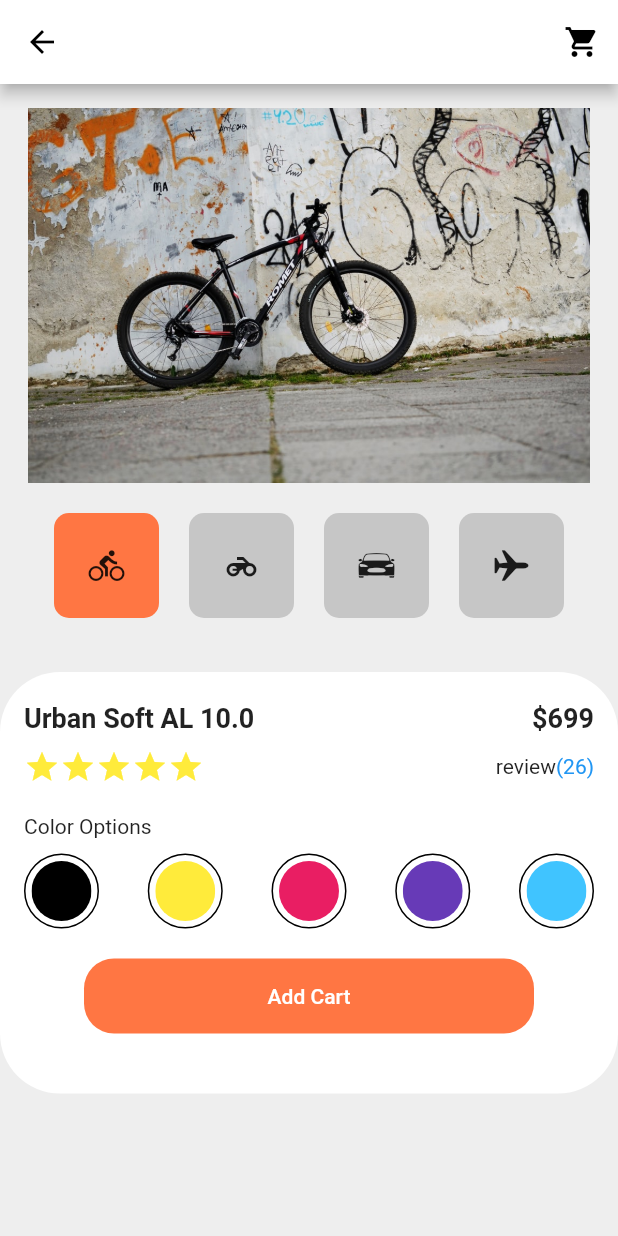
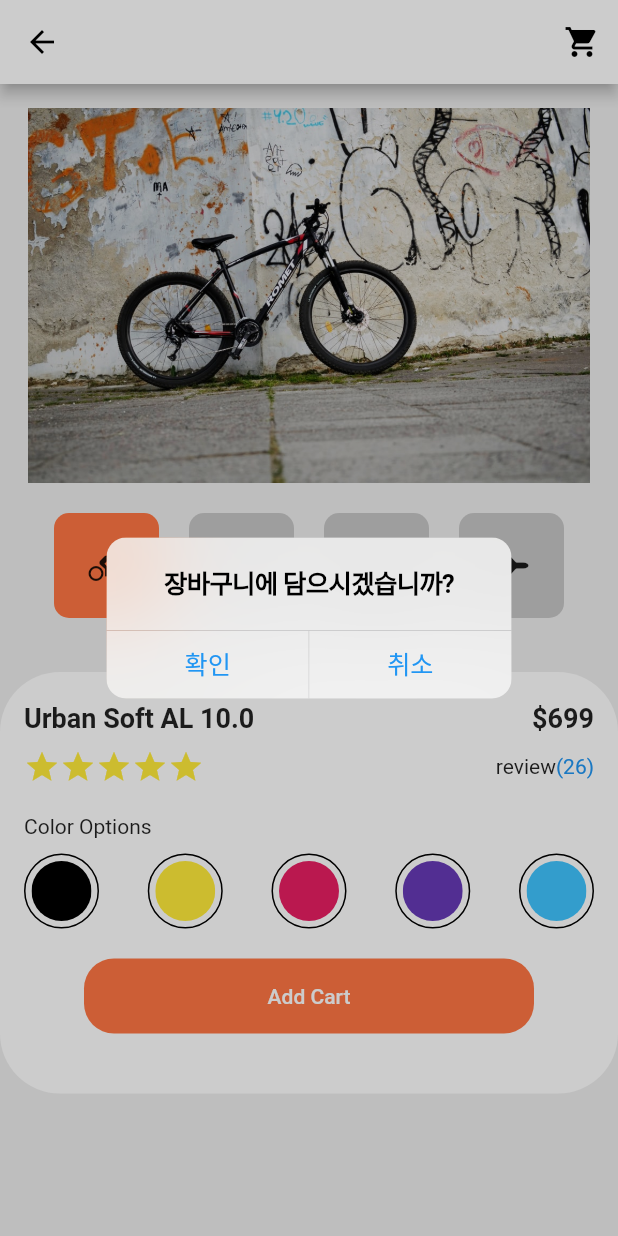
Before and after one commit to NomadHuns/flutter-shopping-practice, a Flutter app: the screen it shows after launch, after a tap on "Add Cart", on a phone screen of 412 x 824 dp. Run offline on Flutter 3.47's test engine with Material 2 defaults, Android fonts, the phone set to English and light mode, and no system bars.

Commit message:
Add Cart 버튼 클릭시 경고창 기능 구현

```diff
--- a/lib/views/pages/shopping/componunts/shopping_detail.dart
+++ b/lib/views/pages/shopping/componunts/shopping_detail.dart
@@ -1,3 +1,4 @@
+import 'package:flutter/cupertino.dart';
 import 'package:flutter/material.dart';
 
 class ShoppingCartDetail extends StatelessWidget {
@@ -20,7 +21,7 @@ class ShoppingCartDetail extends StatelessWidget {
           SizedBox(height: 20),
           _detailColorOptions(),
           SizedBox(height: 20),
-          _addCartButton(),
+          _addCartButton(context),
         ],
       ),
     );
@@ -78,9 +79,30 @@ class ShoppingCartDetail extends StatelessWidget {
     );
   }
 
-  TextButton _addCartButton() {
+  Widget _addCartButton(BuildContext context) {
     return TextButton(
-      onPressed: () {},
+      onPressed: () {
+        showCupertinoDialog(
+          context: context,
+          builder: (context) => CupertinoAlertDialog(
+            title: Text("장바구니에 담으시겠습니까?"),
+            actions: [
+              CupertinoDialogAction(
+                child: Text("확인"),
+                onPressed: (){
+                  Navigator.pop(context);
+                },
+              ),
+              CupertinoDialogAction(
+                child: Text("취소"),
+                onPressed: (){
+                  Navigator.pop(context);
+                },
+              ),
+            ],
+          ),
+        );
+      },
       child: Text(
         "Add Cart",
         style: TextStyle(color: Colors.white),
```
